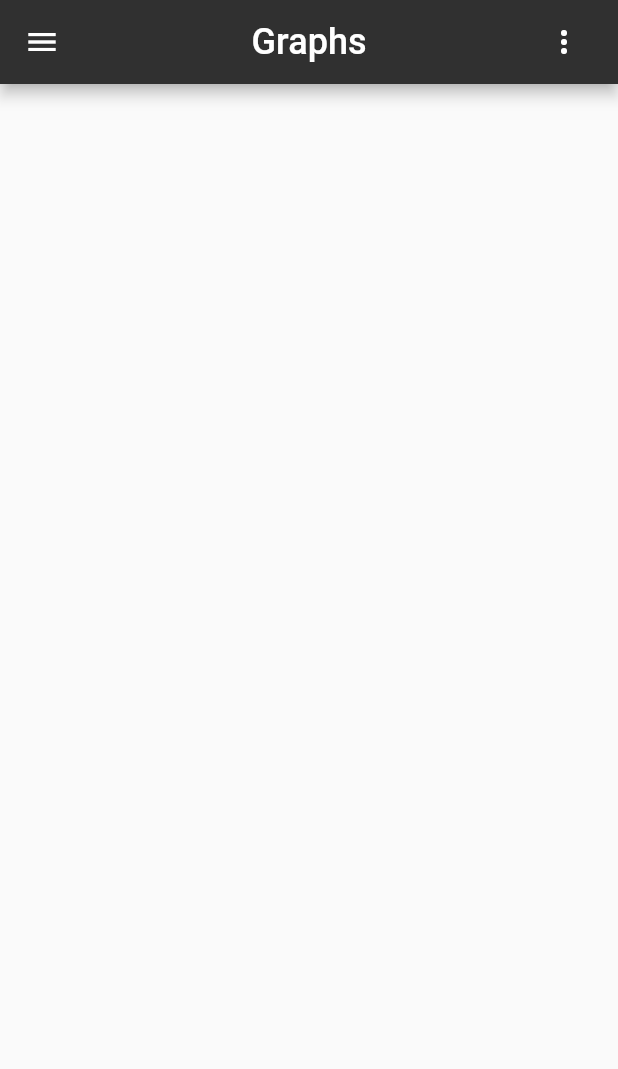
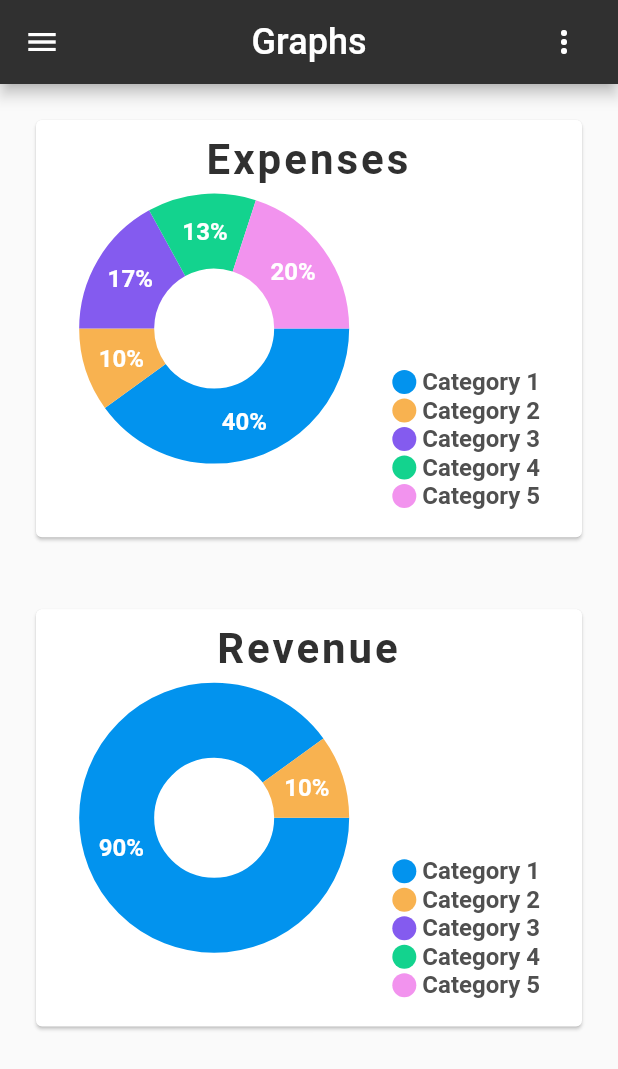
Before and after one commit to JorisTruong/homeaccountant-app, a Flutter app: the GraphsPage screen opened by its route, on a phone screen of 412 x 824 dp. Shown: the top 1069 px of the screen. Run offline on Flutter 3.47's test engine with Material 2 defaults, Android fonts, the phone set to English and light mode, and no system bars; drawn by our look-alikes of fl_chart, sliding_up_panel; our stand-ins replace flutter_redux, redux.

Commit message:
feat: added pie charts in graphs page

```diff
--- /dev/null
+++ b/lib/components/indicator.dart
@@ -0,0 +1,41 @@
+import 'package:flutter/material.dart';
+
+class Indicator extends StatelessWidget {
+  final Color color;
+  final String text;
+  final bool isSquare;
+  final double size;
+  final Color textColor;
+
+  const Indicator({
+    Key key,
+    this.color,
+    this.text,
+    this.isSquare,
+    this.size = 16,
+    this.textColor = const Color(0xff505050),
+  }) : super(key: key);
+
+  @override
+  Widget build(BuildContext context) {
+    return Row(
+      children: <Widget>[
+        Container(
+          width: size,
+          height: size,
+          decoration: BoxDecoration(
+            shape: isSquare ? BoxShape.rectangle : BoxShape.circle,
+            color: color,
+          ),
+        ),
+        const SizedBox(
+          width: 4,
+        ),
+        Text(
+          text,
+          style: TextStyle(fontSize: 16, fontWeight: FontWeight.bold, color: textColor),
+        )
+      ],
+    );
+  }
+}
--- /dev/null
+++ b/lib/components/pie_chart.dart
@@ -0,0 +1,121 @@
+import 'package:flutter/material.dart';
+import 'package:fl_chart/fl_chart.dart';
+
+import 'indicator.dart';
+
+
+class PieChartCard extends StatefulWidget {
+  PieChartCard({
+    Key key,
+    this.title,
+    this.data
+  });
+
+  final String title;
+  final List<Map<String, dynamic>> data;
+
+  @override
+  State<StatefulWidget> createState() => PieChartCardState();
+}
+
+class PieChartCardState extends State<PieChartCard> {
+  int touchedIndex;
+
+  @override
+  Widget build(BuildContext context) {
+    return Padding(
+      padding: EdgeInsets.all(20.0),
+      child: AspectRatio(
+        aspectRatio: 1.3,
+        child: Card(
+          color: Colors.white,
+          child: Stack(
+            children: <Widget>[
+              Column(
+              crossAxisAlignment: CrossAxisAlignment.stretch,
+                  children: <Widget>[
+                    const SizedBox(
+                      height: 10,
+                    ),
+                    Text(
+                      widget.title,
+                      style: TextStyle(
+                          color: Colors.grey[850],
+                          fontSize: 28,
+                          fontWeight: FontWeight.bold,
+                          letterSpacing: 2
+                      ),
+                      textAlign: TextAlign.center,
+                    )
+                  ],
+              ),
+              Row(
+                children: <Widget>[
+                  const SizedBox(
+                    height: 18,
+                  ),
+                  Expanded(
+                    child: AspectRatio(
+                      aspectRatio: 1,
+                      child: PieChart(
+                        PieChartData(
+                          pieTouchData: PieTouchData(touchCallback: (pieTouchResponse) {
+                            setState(() {
+                              if (pieTouchResponse.touchInput is FlLongPressEnd ||
+                                  pieTouchResponse.touchInput is FlPanEnd) {
+                                touchedIndex = -1;
+                              } else {
+                                touchedIndex = pieTouchResponse.touchedSectionIndex;
+                              }
+                            });
+                          }),
+                          borderData: FlBorderData(
+                            show: false,
+                          ),
+                          sectionsSpace: 0,
+                          centerSpaceRadius: 40,
+                          sections: showingSections()
+                        ),
+                      ),
+                    ),
+                  ),
+                  Column(
+                    mainAxisSize: MainAxisSize.max,
+                    mainAxisAlignment: MainAxisAlignment.end,
+                    crossAxisAlignment: CrossAxisAlignment.start,
+                    children: new List.generate(widget.data.length, (int index) {
+                      return Indicator(
+                        color: widget.data[index]['color'],
+                        text: widget.data[index]['name'],
+                        isSquare: false
+                      );
+                    })..add(SizedBox(height: 18)),
+                  ),
+                  const SizedBox(
+                    width: 28,
+                  ),
+                ],
+              )
+            ]
+          ),
+        ),
+      )
+    );
+  }
+
+  List<PieChartSectionData> showingSections() {
+    return List.generate(widget.data.length, (i) {
+      final isTouched = i == touchedIndex;
+      final double fontSize = isTouched ? 25 : 16;
+      final double radius = isTouched ? 60 : 50;
+      return PieChartSectionData(
+        color: widget.data[i]['color'],
+        value: widget.data[i]['percentage'].toDouble(),
+        title: widget.data[i]['percentage'].toString() + '%',
+        radius: radius,
+        titleStyle: TextStyle(
+            fontSize: fontSize, fontWeight: FontWeight.bold, color: const Color(0xffffffff)),
+      );
+    });
+  }
+}
--- a/lib/screen/graphs.dart
+++ b/lib/screen/graphs.dart
@@ -7,7 +7,24 @@ import 'package:homeaccountantapp/navigation/app_routes.dart';
 import 'package:homeaccountantapp/redux/actions/actions.dart';
 import 'package:homeaccountantapp/redux/models/models.dart';
 import 'package:homeaccountantapp/speed_dial.dart';
+import 'package:homeaccountantapp/components/pie_chart.dart';
 
+
+final expenses = [
+  {'name': 'Category 1', 'color': Color(0xff0293ee), 'percentage': 40},
+  {'name': 'Category 2', 'color': Color(0xfff8b250), 'percentage': 10},
+  {'name': 'Category 3', 'color': Color(0xff845bef), 'percentage': 17},
+  {'name': 'Category 4', 'color': Color(0xff13d38e), 'percentage': 13},
+  {'name': 'Category 5', 'color': Color(0xfff293ee), 'percentage': 20}
+];
+
+final revenue = [
+  {'name': 'Category 1', 'color': Color(0xff0293ee), 'percentage': 90},
+  {'name': 'Category 2', 'color': Color(0xfff8b250), 'percentage': 10},
+  {'name': 'Category 3', 'color': Color(0xff845bef), 'percentage': 0},
+  {'name': 'Category 4', 'color': Color(0xff13d38e), 'percentage': 0},
+  {'name': 'Category 5', 'color': Color(0xfff293ee), 'percentage': 0}
+];
 
 class GraphsPage extends StatefulWidget {
   GraphsPage({Key key}) : super(key: key);
@@ -120,9 +137,14 @@ class _GraphsPageState extends State<GraphsPage> with TickerProviderStateMixin {
                       ]
                   )
               ),
-              body: Center(
-                child: Stack(
+              body: Stack(
                 children: <Widget>[
+                  Column(
+                    children: [
+                      PieChartCard(data: expenses, title: 'Expenses'),
+                      PieChartCard(data: revenue, title: 'Revenue')
+                    ],
+                  ),
                   SpeedDialButton(_controller, _pcAccount, _pcDate),
                   SlidingUpPanel(
                     controller: _pcAccount,
@@ -147,7 +169,6 @@ class _GraphsPageState extends State<GraphsPage> with TickerProviderStateMixin {
                     ),
                   )
                 ]
-                )
               ),
             )
           );
```
Lines whose indentation alone changed are shown as unchanged.
